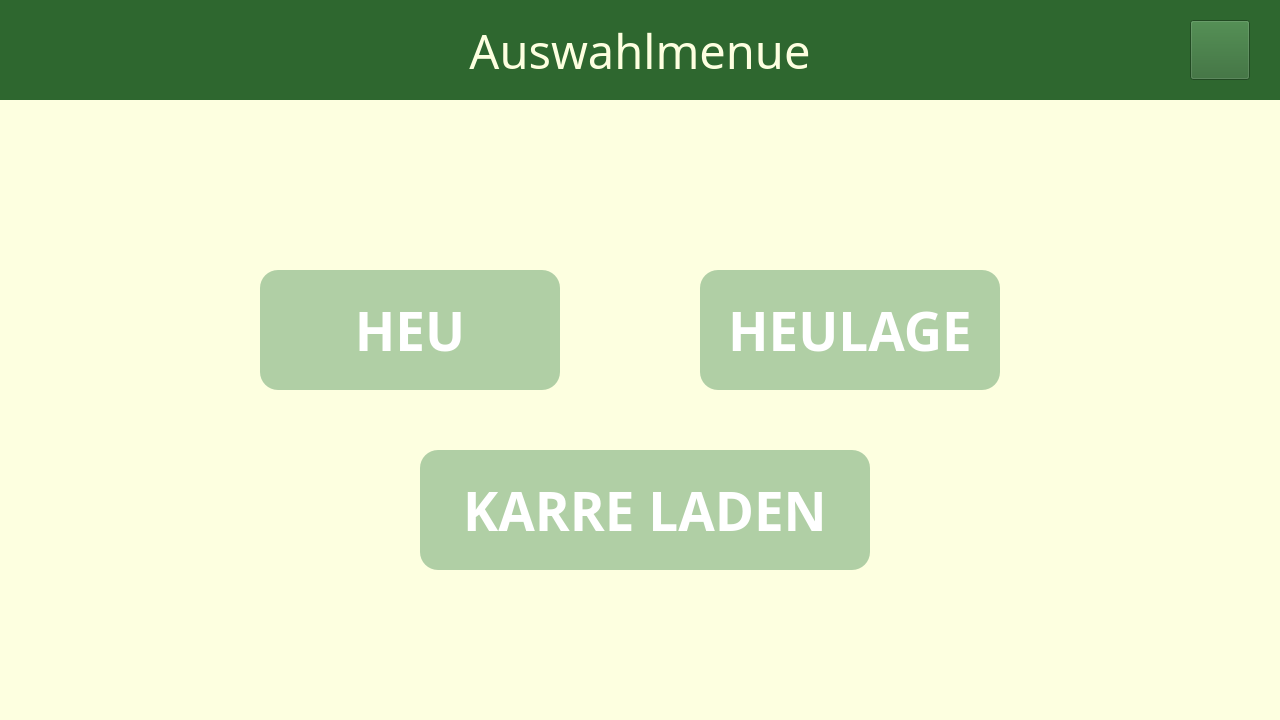
Before: the Qt Designer form views/auswahl_seite.ui in DonKeWu/Futterkarre-1.2, drawn with Qt 5.
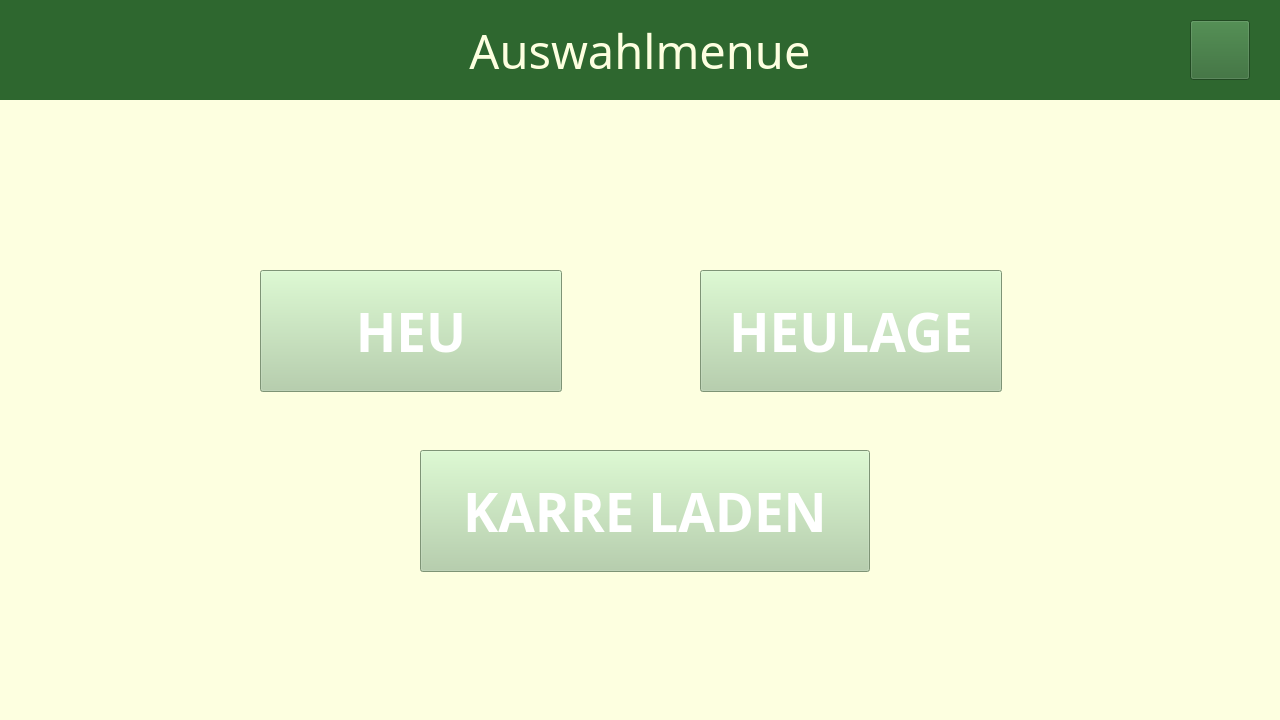
After: the same form once the commit is applied. Icons and pictures are not drawn.

Commit message: UI cleanup: remove all mouse effects (hover, pressed, border-radius) for touchscreen optimization

Patch:
```diff
--- a/views/auswahl_seite.ui
+++ b/views/auswahl_seite.ui
@@ -56,7 +56,6 @@
 QPushButton {
     background-color: #b0cfa5;
     color: #ffffff;
-    border-radius: 18px;
     min-width: 300px;
     min-height: 120px;
 }
@@ -107,7 +106,6 @@
 QPushButton {
     background-color: #b0cfa5;
     color: #ffffff;
-    border-radius: 18px;
     min-width: 300px;
     min-height: 120px;
 }
@@ -241,7 +239,6 @@
 QPushButton {
     background-color: #b0cfa5;
     color: #ffffff;
-    border-radius: 18px;
     min-width: 300px;
     min-height: 120px;
 }
```
Left out of the diff: 12 changed lines with no effect on the pictures. The commit also changes 6 other files.
